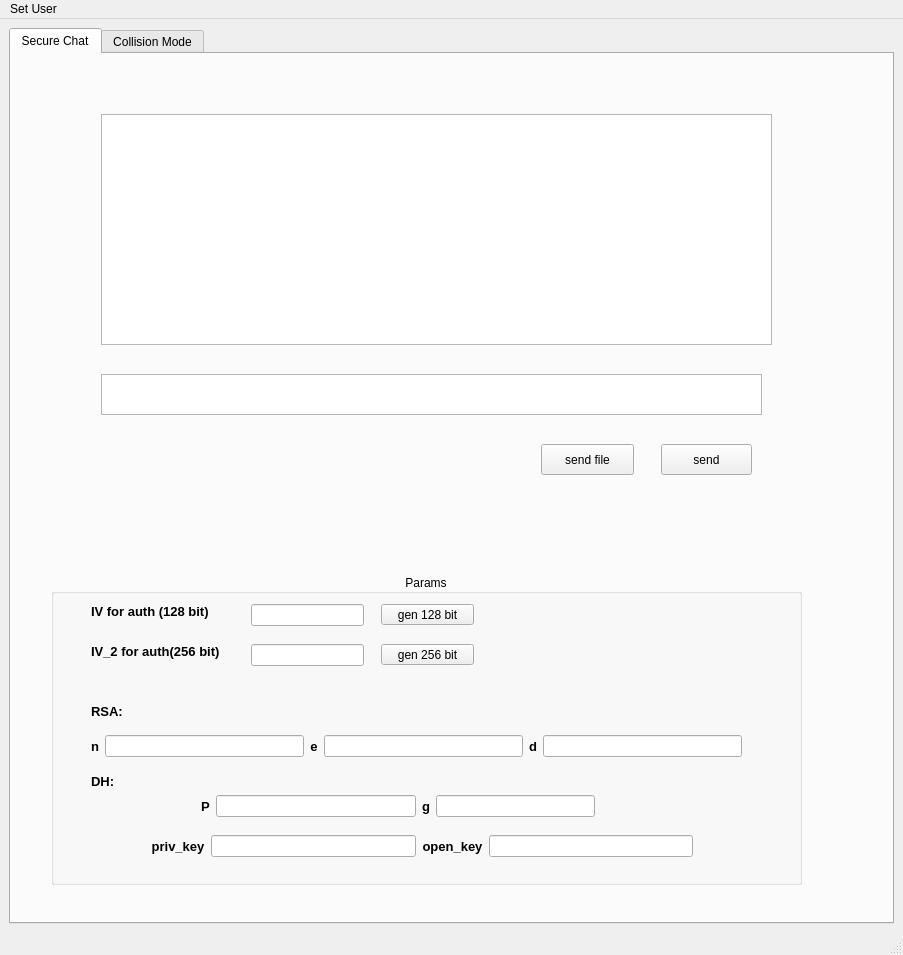
KhorowD/secure_chat, file client.ui: the form before one commit.
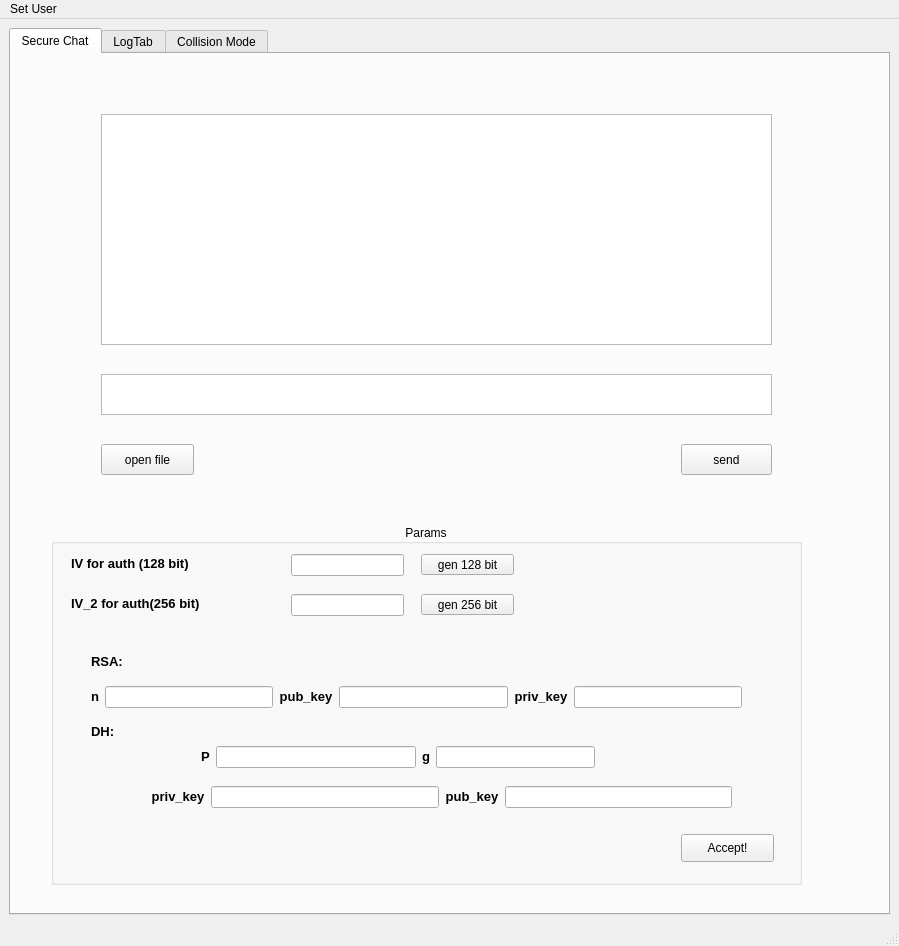
The form after the commit.

```diff
--- a/client.ui
+++ b/client.ui
@@ -6,8 +6,8 @@
    <rect>
     <x>0</x>
     <y>0</y>
-    <width>903</width>
-    <height>955</height>
+    <width>899</width>
+    <height>946</height>
    </rect>
   </property>
   <property name="windowTitle">
@@ -40,7 +40,7 @@
        <widget class="QPushButton" name="btn_send_msg">
         <property name="geometry">
          <rect>
-          <x>650</x>
+          <x>670</x>
           <y>390</y>
           <width>91</width>
           <height>31</height>
@@ -50,28 +50,12 @@
          <string>send</string>
         </property>
        </widget>
-       <widget class="QPushButton" name="btn_send_file">
-        <property name="geometry">
-         <rect>
-          <x>530</x>
-          <y>390</y>
-          <width>93</width>
-          <height>31</height>
-         </rect>
-        </property>
-        <property name="text">
-         <string>send file</string>
-        </property>
-        <property name="flat">
-         <bool>false</bool>
-        </property>
-       </widget>
        <widget class="QTextEdit" name="text_input_msg">
         <property name="geometry">
          <rect>
           <x>90</x>
           <y>320</y>
-          <width>661</width>
+          <width>671</width>
           <height>41</height>
          </rect>
         </property>
@@ -80,9 +64,9 @@
         <property name="geometry">
          <rect>
           <x>40</x>
-          <y>520</y>
+          <y>470</y>
           <width>751</width>
-          <height>311</height>
+          <height>361</height>
          </rect>
         </property>
         <property name="title">
@@ -100,10 +84,10 @@
         <widget class="QLabel" name="label">
          <property name="geometry">
           <rect>
-           <x>40</x>
+           <x>20</x>
            <y>30</y>
-           <width>141</width>
-           <height>16</height>
+           <width>181</width>
+           <height>20</height>
           </rect>
          </property>
          <property name="text">
@@ -113,7 +97,7 @@
         <widget class="QLineEdit" name="line_edit_128bits">
          <property name="geometry">
           <rect>
-           <x>200</x>
+           <x>240</x>
            <y>30</y>
            <width>113</width>
            <height>22</height>
@@ -123,7 +107,7 @@
         <widget class="QPushButton" name="btn_gen_128_bits">
          <property name="geometry">
           <rect>
-           <x>330</x>
+           <x>370</x>
            <y>30</y>
            <width>93</width>
            <height>21</height>
@@ -164,8 +148,8 @@
           <rect>
            <x>100</x>
            <y>260</y>
-           <width>542</width>
-           <height>25</height>
+           <width>581</width>
+           <height>26</height>
           </rect>
          </property>
          <layout class="QHBoxLayout" name="horizontalLayout_3">
@@ -189,7 +173,7 @@
           <item>
            <widget class="QLabel" name="label_10">
             <property name="text">
-             <string>&lt;html&gt;&lt;head/&gt;&lt;body&gt;&lt;p align=&quot;center&quot;&gt;&lt;span style=&quot; font-size:10pt; font-weight:600;&quot;&gt;open_key&lt;/span&gt;&lt;/p&gt;&lt;/body&gt;&lt;/html&gt;</string>
+             <string>&lt;html&gt;&lt;head/&gt;&lt;body&gt;&lt;p align=&quot;center&quot;&gt;&lt;span style=&quot; font-size:10pt; font-weight:600;&quot;&gt;pub_key&lt;/span&gt;&lt;/p&gt;&lt;/body&gt;&lt;/html&gt;</string>
             </property>
            </widget>
           </item>
@@ -208,10 +192,10 @@
         <widget class="QLabel" name="label_11">
          <property name="geometry">
           <rect>
-           <x>40</x>
+           <x>20</x>
            <y>70</y>
-           <width>151</width>
-           <height>16</height>
+           <width>201</width>
+           <height>20</height>
           </rect>
          </property>
          <property name="text">
@@ -221,7 +205,7 @@
         <widget class="QLineEdit" name="line_edit_256bits">
          <property name="geometry">
           <rect>
-           <x>200</x>
+           <x>240</x>
            <y>70</y>
            <width>113</width>
            <height>22</height>
@@ -231,7 +215,7 @@
         <widget class="QPushButton" name="btn_gen_256_bits">
          <property name="geometry">
           <rect>
-           <x>330</x>
+           <x>370</x>
            <y>70</y>
            <width>93</width>
            <height>21</height>
@@ -241,13 +225,26 @@
           <string>gen 256 bit</string>
          </property>
         </widget>
+        <widget class="QPushButton" name="btn_accept_params">
+         <property name="geometry">
+          <rect>
+           <x>630</x>
+           <y>310</y>
+           <width>93</width>
+           <height>28</height>
+          </rect>
+         </property>
+         <property name="text">
+          <string>Accept!</string>
+         </property>
+        </widget>
         <widget class="QWidget" name="">
          <property name="geometry">
           <rect>
            <x>40</x>
            <y>160</y>
            <width>651</width>
-           <height>25</height>
+           <height>26</height>
           </rect>
          </property>
          <layout class="QHBoxLayout" name="horizontalLayout">
@@ -264,7 +261,7 @@
           <item>
            <widget class="QLabel" name="label_4">
             <property name="text">
-             <string>&lt;html&gt;&lt;head/&gt;&lt;body&gt;&lt;p align=&quot;center&quot;&gt;&lt;span style=&quot; font-size:10pt; font-weight:600;&quot;&gt;e&lt;/span&gt;&lt;/p&gt;&lt;/body&gt;&lt;/html&gt;</string>
+             <string>&lt;html&gt;&lt;head/&gt;&lt;body&gt;&lt;p align=&quot;center&quot;&gt;&lt;span style=&quot; font-size:10pt; font-weight:600;&quot;&gt;pub_key&lt;/span&gt;&lt;/p&gt;&lt;/body&gt;&lt;/html&gt;</string>
             </property>
            </widget>
           </item>
@@ -274,7 +271,7 @@
           <item>
            <widget class="QLabel" name="label_5">
             <property name="text">
-             <string>&lt;html&gt;&lt;head/&gt;&lt;body&gt;&lt;p align=&quot;center&quot;&gt;&lt;span style=&quot; font-size:10pt; font-weight:600;&quot;&gt;d&lt;/span&gt;&lt;/p&gt;&lt;/body&gt;&lt;/html&gt;</string>
+             <string>&lt;html&gt;&lt;head/&gt;&lt;body&gt;&lt;p align=&quot;center&quot;&gt;&lt;span style=&quot; font-size:10pt; font-weight:600;&quot;&gt;priv_key&lt;/span&gt;&lt;/p&gt;&lt;/body&gt;&lt;/html&gt;</string>
             </property>
            </widget>
           </item>
@@ -289,7 +286,7 @@
            <x>150</x>
            <y>220</y>
            <width>394</width>
-           <height>25</height>
+           <height>26</height>
           </rect>
          </property>
          <layout class="QHBoxLayout" name="horizontalLayout_2">
@@ -323,6 +320,63 @@
          </layout>
         </widget>
        </widget>
+       <widget class="QPushButton" name="btn_open_file">
+        <property name="geometry">
+         <rect>
+          <x>90</x>
+          <y>390</y>
+          <width>93</width>
+          <height>31</height>
+         </rect>
+        </property>
+        <property name="text">
+         <string>open file</string>
+        </property>
+       </widget>
+      </widget>
+      <widget class="QWidget" name="LogTab">
+       <attribute name="title">
+        <string>LogTab</string>
+       </attribute>
+       <widget class="QTextEdit" name="log_box">
+        <property name="geometry">
+         <rect>
+          <x>90</x>
+          <y>100</y>
+          <width>701</width>
+          <height>431</height>
+         </rect>
+        </property>
+       </widget>
+       <widget class="QLabel" name="label_logging">
+        <property name="geometry">
+         <rect>
+          <x>140</x>
+          <y>30</y>
+          <width>571</width>
+          <height>41</height>
+         </rect>
+        </property>
+        <property name="text">
+         <string>&lt;html&gt;&lt;head/&gt;&lt;body&gt;&lt;p align=&quot;center&quot;&gt;&lt;span style=&quot; font-size:16pt; font-weight:600;&quot;&gt;Logging Information&lt;/span&gt;&lt;/p&gt;&lt;/body&gt;&lt;/html&gt;</string>
+        </property>
+       </widget>
+       <widget class="QGroupBox" name="params_server">
+        <property name="geometry">
+         <rect>
+          <x>90</x>
+          <y>570</y>
+          <width>701</width>
+          <height>271</height>
+         </rect>
+        </property>
+        <property name="title">
+         <string>Server Info</string>
+        </property>
+        <property name="alignment">
+         <set>Qt::AlignCenter</set>
+        </property>
+       </widget>
       </widget>
       <widget class="QWidget" name="CollisionMode">
        <attribute name="title">
@@ -384,8 +438,8 @@
     <rect>
      <x>0</x>
      <y>0</y>
-     <width>903</width>
-     <height>21</height>
+     <width>899</width>
+     <height>26</height>
     </rect>
    </property>
    <widget class="QMenu" name="menuSet_User">
```
Left out of the diff: 6 changed lines with no effect on the pictures.
